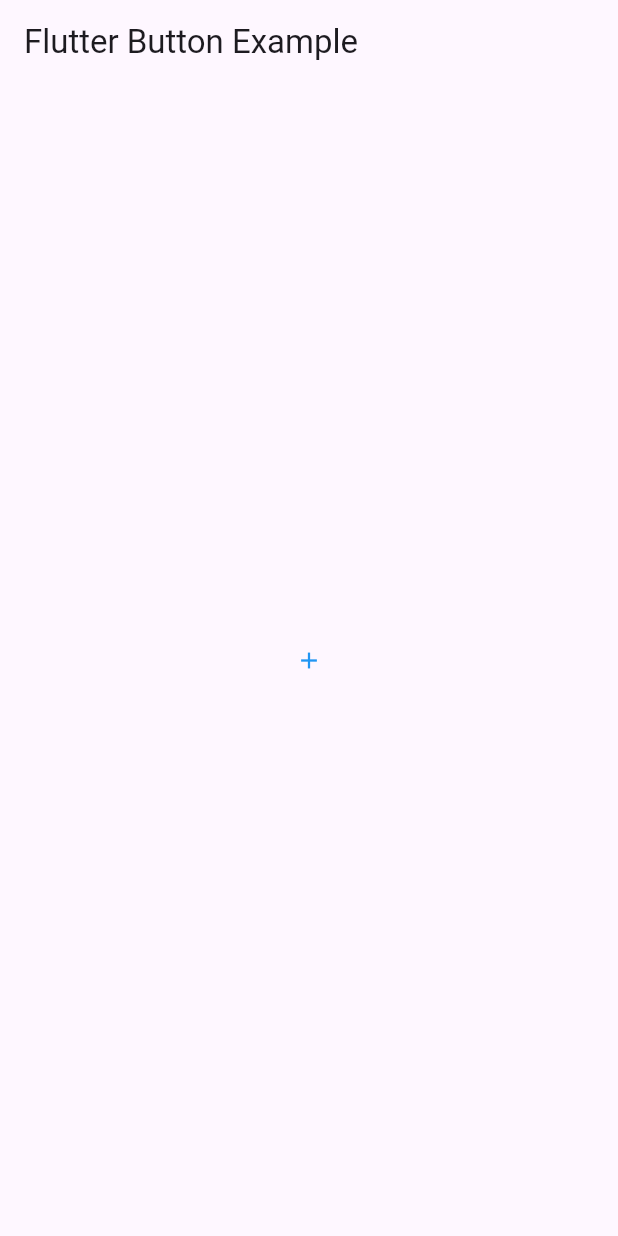
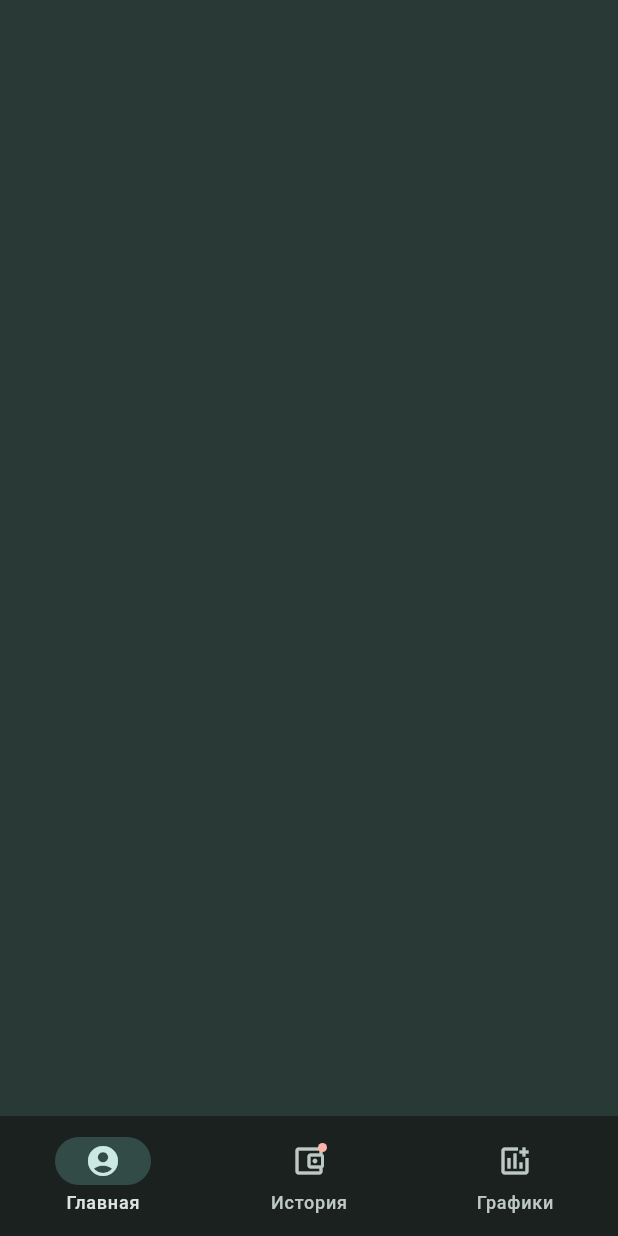
Before and after one commit to InnsmouthFisherman/CashFlow, a Flutter app: the screen it shows after launch, on a phone screen of 412 x 824 dp. Run offline on Flutter 3.47's test engine with Material 3 defaults, Android fonts, the phone set to English and light mode, and no system bars.

Commit message:
Updated pages

```diff
--- a/lib/main.dart
+++ b/lib/main.dart
@@ -1,36 +1,82 @@
 import 'package:flutter/material.dart';
+import 'pages/feed.dart';
+import 'pages/profile.dart';
+import 'pages/settings.dart';
+import 'pages/graphics.dart';
 
-void main() {
-  runApp(MyApp());
-}
+void main() => runApp(const NavigationBarApp());
 
-class MyApp extends StatelessWidget {
+class NavigationBarApp extends StatelessWidget {
+  const NavigationBarApp({super.key});
+
   @override
   Widget build(BuildContext context) {
-    return MaterialApp(
-      home: Scaffold(
-        appBar: AppBar(
-          title: Text('Flutter Button Example'),
-        ),
-        body: Center(
-          child: BlueButton(),
-        ),
+    return MaterialApp(theme: ThemeData(
+      colorScheme: ColorScheme.fromSeed(
+        brightness: Brightness.dark,
+        seedColor: const Color(0x293936),
+        background: const Color(0x293936),
+          ),
       ),
+      debugShowCheckedModeBanner: false,
+      home: const NavigationExample(),
     );
   }
 }
 
-class BlueButton extends StatelessWidget {
+
+class NavigationExample extends StatefulWidget {
+  const NavigationExample({super.key});
+
+  @override
+  State<NavigationExample> createState() => _NavigationExampleState();
+}
+
+class _NavigationExampleState extends State<NavigationExample> {
+  int currentPageIndex = 0;
+
   @override
   Widget build(BuildContext context) {
-    return TextButton(
-      style: TextButton.styleFrom(
-        foregroundColor: Colors.blue,
+    final ThemeData theme = Theme.of(context);
+    return Scaffold(
+      bottomNavigationBar: NavigationBar(
+        onDestinationSelected: (int index) {
+          setState(() {
+            currentPageIndex = index;
+          });
+        },
+        selectedIndex: currentPageIndex,
+        destinations: const <Widget>[
+          NavigationDestination(
+            selectedIcon: Icon(Icons.account_circle),
+            icon: Icon(Icons.account_circle_outlined),
+            label: 'Главная',
+          ),
+          NavigationDestination(
+            selectedIcon: Badge(child: Icon(Icons.account_balance_wallet)),
+            icon: Badge(child: Icon(Icons.account_balance_wallet_outlined)),
+            label: 'История',
+          ),
+          NavigationDestination(
+            selectedIcon: Icon(Icons.add_chart),
+            icon: Icon(Icons.add_chart_outlined),
+            label: 'Графики',
+          ),
+        ],
       ),
-      child: Icon(Icons.add),
-      onPressed: () {
-        // Обработка нажатия кнопки
-      },
+      body: <Widget>[
+        /// Home page
+        const Profile(),
+
+        /// Notifications page
+        const Feed(),
+
+        /// Messages page
+        const Settings(),
+
+        /// Notifications page
+        const Graphics(),
+      ][currentPageIndex],
     );
   }
 }
--- /dev/null
+++ b/lib/pages/profile.dart
@@ -0,0 +1,13 @@
+import 'package:flutter/material.dart';
+
+
+class Profile extends StatelessWidget {
+  const Profile({super.key});
+
+  @override
+  Widget build(BuildContext context) {
+    return const Scaffold(
+        backgroundColor: Color(0xFF293936)
+    );
+  }
+}
```
Also changed, not shown: lib/pages/feed.dart (added, +13 -0 lines), lib/pages/graphics.dart (added, +13 -0 lines), lib/pages/settings.dart (added, +13 -0 lines), lib/user.dart (added, +7 -0 lines).
